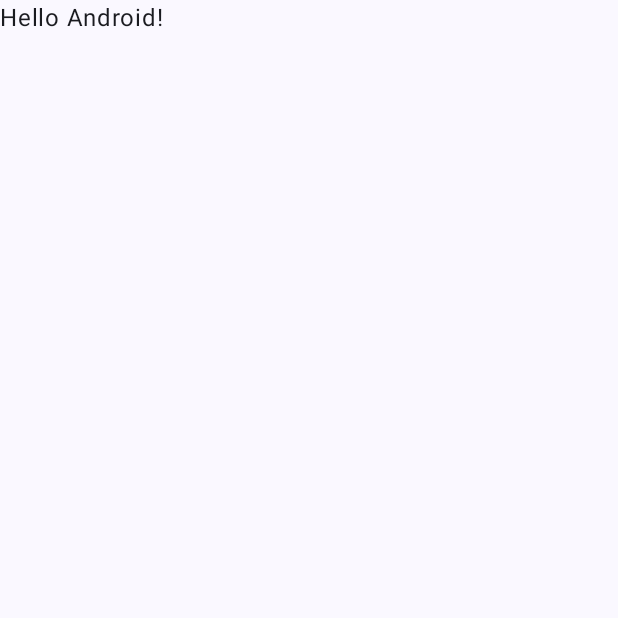
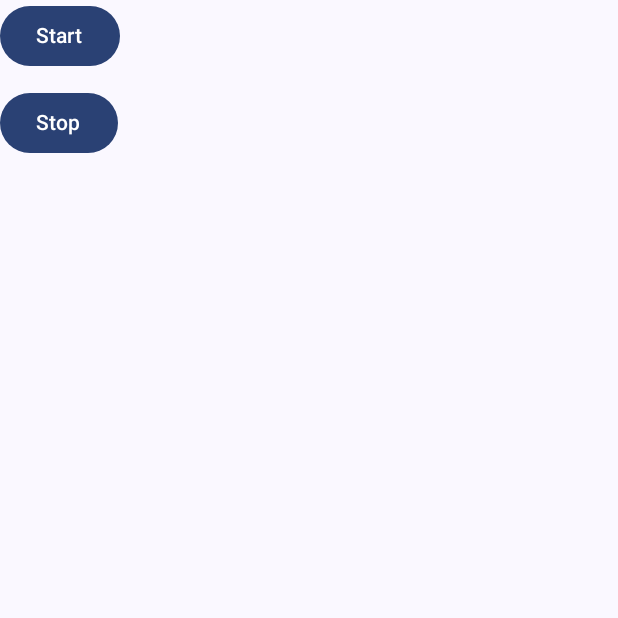
Before and after one commit to bruno-c-nogueira/track_location_background, an Android app built with Jetpack Compose: the screen it shows after launch (MainActivity), on a phone screen of 412 x 824 dp, the top half of it. Before the commit the part shown is almost empty. Run offline under Robolectric (Android 15) with nearby library versions, the phone set to English and light mode, and no system bars.

Commit message:
implementing background location

```diff
--- a/app/src/main/java/com/example/locationservice/MainActivity.kt
+++ b/app/src/main/java/com/example/locationservice/MainActivity.kt
@@ -1,20 +1,39 @@
 package com.example.locationservice
 
+import android.Manifest
+import android.content.Intent
+import android.content.pm.PackageManager
 import android.os.Bundle
 import androidx.activity.ComponentActivity
 import androidx.activity.compose.setContent
+import androidx.compose.foundation.layout.Column
+import androidx.compose.foundation.layout.Spacer
 import androidx.compose.foundation.layout.fillMaxSize
+import androidx.compose.foundation.layout.height
+import androidx.compose.material3.Button
 import androidx.compose.material3.MaterialTheme
 import androidx.compose.material3.Surface
 import androidx.compose.material3.Text
 import androidx.compose.runtime.Composable
 import androidx.compose.ui.Modifier
 import androidx.compose.ui.tooling.preview.Preview
+import androidx.compose.ui.unit.dp
+import androidx.core.app.ActivityCompat
+import com.example.locationservice.location.LocationService
 import com.example.locationservice.ui.theme.LocationServiceTheme
+import java.security.Permission
 
 class MainActivity : ComponentActivity() {
     override fun onCreate(savedInstanceState: Bundle?) {
         super.onCreate(savedInstanceState)
+        ActivityCompat.requestPermissions(
+            this,
+            arrayOf(
+                Manifest.permission.ACCESS_FINE_LOCATION,
+                Manifest.permission.ACCESS_FINE_LOCATION
+            ),
+            PackageManager.PERMISSION_GRANTED
+        )
         setContent {
             LocationServiceTheme {
                 // A surface container using the 'background' color from the theme
@@ -22,25 +41,25 @@ class MainActivity : ComponentActivity() {
                     modifier = Modifier.fillMaxSize(),
                     color = MaterialTheme.colorScheme.background
                 ) {
-                    Greeting("Android")
+                    Column(modifier = Modifier.fillMaxSize()) {
+                        Button(onClick = {
+                            Intent(applicationContext, LocationService::class.java).apply { action = LocationService.ACTION_START
+                                startService(this)}
+
+                        }) {
+                            Text(text = "Start")
+                        }
+                        Spacer(modifier = Modifier.height(10.dp))
+                        Button(onClick = {
+                            Intent(applicationContext, LocationService::class.java).apply { action = LocationService.ACTION_STOP
+                                startService(this)}
+
+                        }) {
+                            Text(text = "Stop")
+                        }
+                    }
                 }
             }
         }
     }
 }
-
-@Composable
-fun Greeting(name: String, modifier: Modifier = Modifier) {
-    Text(
-        text = "Hello $name!",
-        modifier = modifier
-    )
-}
-
-@Preview(showBackground = true)
-@Composable
-fun GreetingPreview() {
-    LocationServiceTheme {
-        Greeting("Android")
-    }
-}
--- /dev/null
+++ b/app/src/main/java/com/example/locationservice/notification/LocationApp.kt
@@ -0,0 +1,21 @@
+package com.example.locationservice.notification
+
+import android.app.Application
+import android.app.NotificationChannel
+import android.app.NotificationManager
+import android.content.Context
+import android.os.Build
+
+class LocationApp: Application() {
+
+    override fun onCreate() {
+        super.onCreate()
+        if (Build.VERSION.SDK_INT >= Build.VERSION_CODES.O){
+            val chanel = NotificationChannel(
+                "location", "Location", NotificationManager.IMPORTANCE_LOW
+            )
+            val notificationManager = getSystemService(Context.NOTIFICATION_SERVICE) as NotificationManager
+            notificationManager.createNotificationChannel(chanel)
+        }
+    }
+}
```
Also changed, not shown: app/src/main/AndroidManifest.xml (+7 -0 lines), app/src/main/java/com/example/locationservice/location/ContextExt.kt (added, +13 -0 lines), app/src/main/java/com/example/locationservice/location/LocationClient.kt (added, +11 -0 lines), app/src/main/java/com/example/locationservice/location/LocationClientImpl.kt (added, +57 -0 lines), app/src/main/java/com/example/locationservice/location/LocationService.kt (added, +77 -0 lines).
